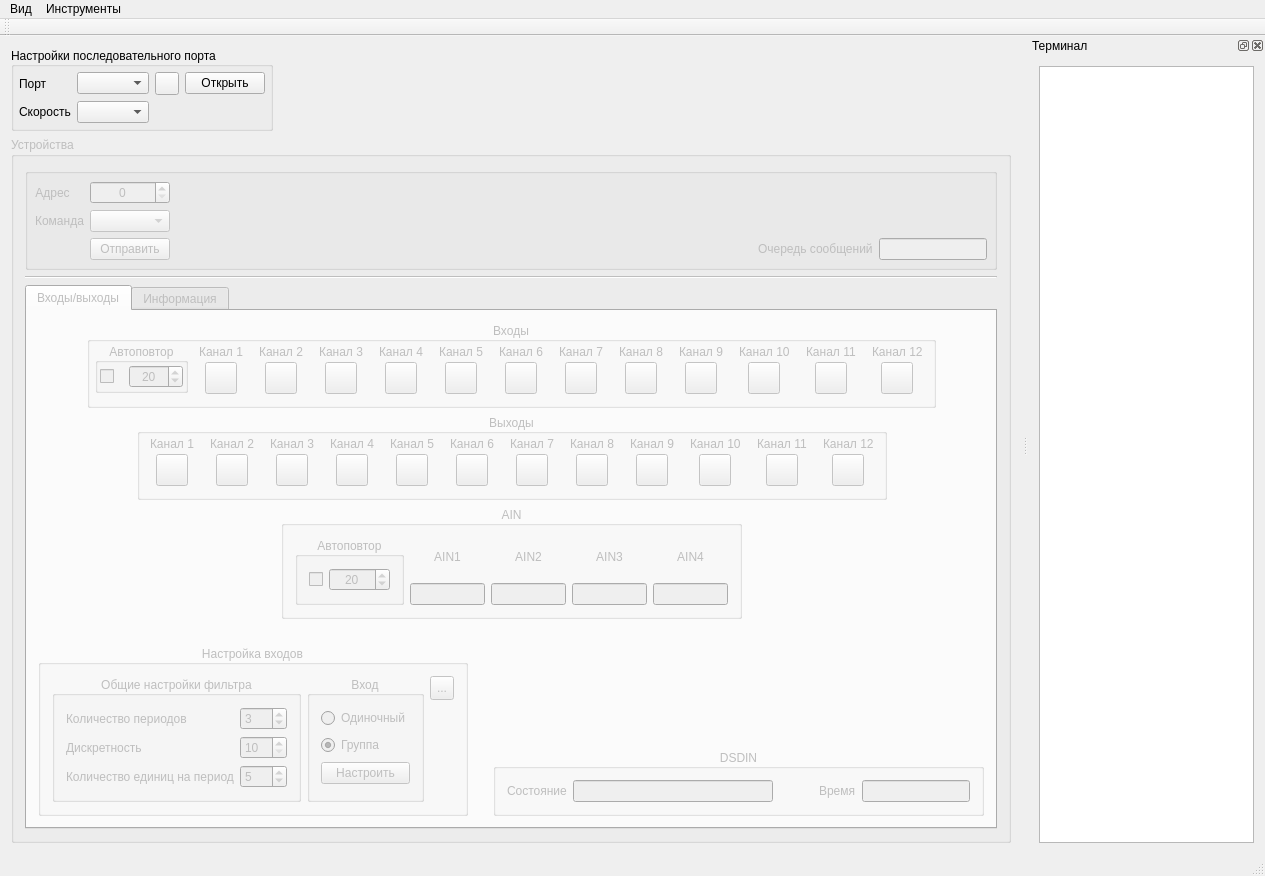
Qt form mainwindow.ui (vlarry/emulator) before a commit.
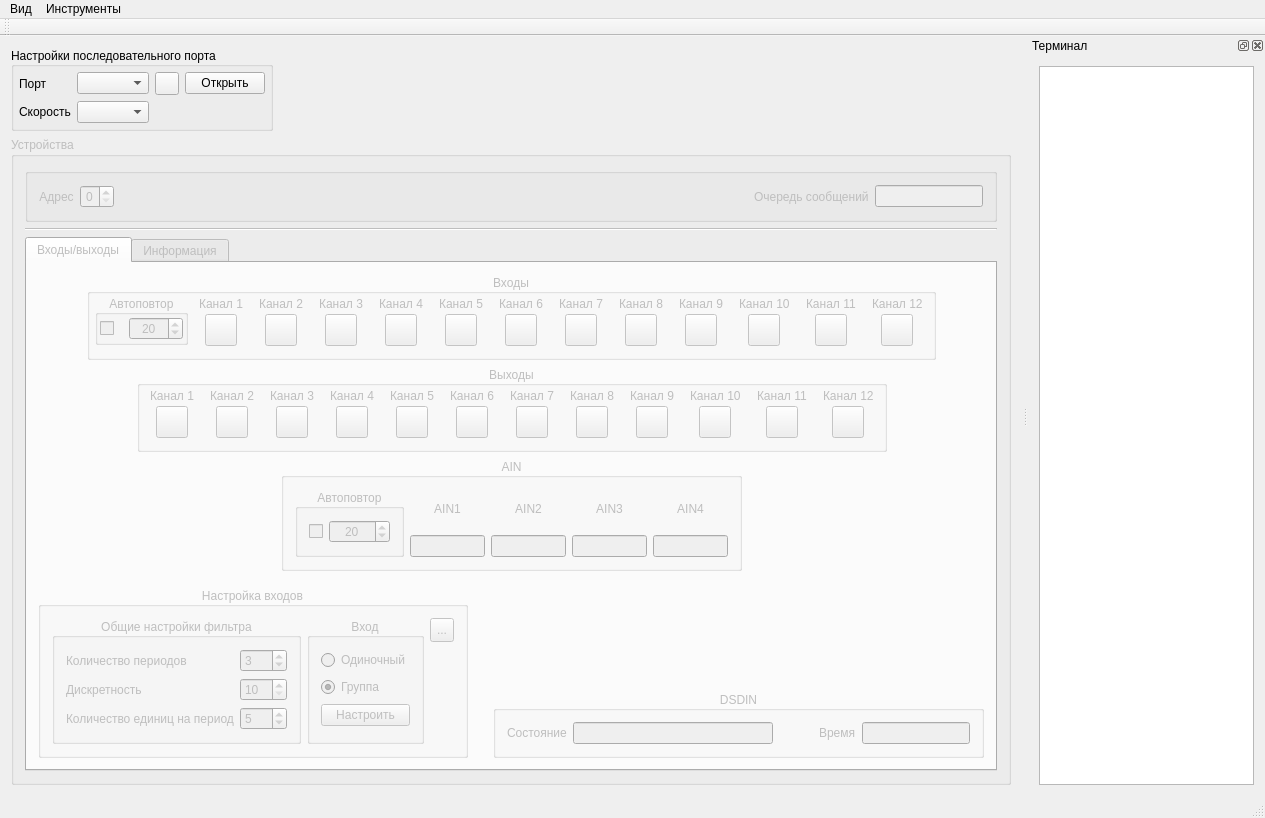
The same form after that commit. Icons and pictures are not drawn. Custom widgets are drawn as their Qt base class.

Commit message: Переработка класса QCmd (убрано наследование от QComboBox - удалено), создание только статических членов класса для получения информации о команде.

Diff of the .ui file:
```diff
--- a/mainwindow.ui
+++ b/mainwindow.ui
@@ -7,7 +7,7 @@
     <x>0</x>
     <y>0</y>
     <width>1265</width>
-    <height>876</height>
+    <height>818</height>
    </rect>
   </property>
   <property name="windowTitle">
@@ -192,65 +192,21 @@
       <property name="title">
        <string>Устройства</string>
       </property>
-      <layout class="QVBoxLayout" name="verticalLayout_38">
-       <item>
-        <widget class="QGroupBox" name="groupBox_4">
-         <property name="sizePolicy">
-          <sizepolicy hsizetype="Expanding" vsizetype="Fixed">
-           <horstretch>0</horstretch>
-           <verstretch>0</verstretch>
-          </sizepolicy>
-         </property>
-         <property name="title">
-          <string/>
-         </property>
-         <layout class="QHBoxLayout" name="horizontalLayout_12">
-          <property name="leftMargin">
-           <number>7</number>
-          </property>
-          <property name="topMargin">
-           <number>7</number>
-          </property>
-          <property name="rightMargin">
-           <number>7</number>
-          </property>
-          <property name="bottomMargin">
-           <number>7</number>
-          </property>
-          <item>
            <layout class="QVBoxLayout" name="verticalLayout_4">
             <item>
-             <layout class="QGridLayout" name="gridLayout">
-              <item row="2" column="1">
-               <widget class="QPushButton" name="pbCmdSend">
-                <property name="toolTip">
-                 <string>Command send</string>
-                </property>
-                <property name="text">
-                 <string>Отправить</string>
-                </property>
-               </widget>
-              </item>
-              <item row="0" column="1">
-               <widget class="QSpinBox" name="sbDeviceAddress">
-                <property name="toolTip">
-                 <string>Device address</string>
-                </property>
-                <property name="alignment">
-                 <set>Qt::AlignCenter</set>
-                </property>
-                <property name="maximum">
-                 <number>3</number>
-                </property>
-               </widget>
-              </item>
-              <item row="1" column="1">
-               <widget class="QCmd" name="cbCmdList">
-                <property name="toolTip">
-                 <string>Command list</string>
-                </property>
-               </widget>
-              </item>
+        <widget class="QGroupBox" name="groupBox_4">
+         <property name="sizePolicy">
+          <sizepolicy hsizetype="Expanding" vsizetype="Fixed">
+           <horstretch>0</horstretch>
+           <verstretch>0</verstretch>
+          </sizepolicy>
+         </property>
+         <property name="title">
+          <string/>
+         </property>
+         <layout class="QHBoxLayout" name="horizontalLayout_10">
+          <item>
+           <layout class="QGridLayout" name="gridLayout_7">
               <item row="0" column="0">
                <widget class="QLabel" name="lblDeviceAddress">
                 <property name="sizePolicy">
@@ -267,30 +223,18 @@
                 </property>
                </widget>
               </item>
-              <item row="1" column="0">
-               <widget class="QLabel" name="lblCommand">
-                <property name="sizePolicy">
-                 <sizepolicy hsizetype="Fixed" vsizetype="Preferred">
-                  <horstretch>0</horstretch>
-                  <verstretch>0</verstretch>
-                 </sizepolicy>
-                </property>
-                <property name="text">
-                 <string>Команда</string>
+            <item row="0" column="1">
+             <widget class="QSpinBox" name="sbDeviceAddress">
+              <property name="toolTip">
+               <string>Device address</string>
                 </property>
                 <property name="alignment">
                  <set>Qt::AlignCenter</set>
                 </property>
-               </widget>
-              </item>
-              <item row="1" column="2">
-               <widget class="QLabel" name="labelCmdDescription">
-                <property name="text">
-                 <string/>
-                </property>
-               </widget>
-              </item>
-             </layout>
+              <property name="maximum">
+               <number>3</number>
+              </property>
+             </widget>
             </item>
            </layout>
           </item>
@@ -308,23 +252,6 @@
            </spacer>
           </item>
           <item>
-           <layout class="QVBoxLayout" name="verticalLayout_32">
-            <item>
-             <spacer name="verticalSpacer_5">
-              <property name="orientation">
-               <enum>Qt::Vertical</enum>
-              </property>
-              <property name="sizeHint" stdset="0">
-               <size>
-                <width>20</width>
-                <height>18</height>
-               </size>
-              </property>
-             </spacer>
-            </item>
-            <item>
-             <layout class="QHBoxLayout" name="horizontalLayout_10">
-              <item>
                <widget class="QLabel" name="label_9">
                 <property name="text">
                  <string>Очередь сообщений</string>
@@ -348,10 +275,6 @@
                </widget>
               </item>
              </layout>
-            </item>
-           </layout>
-          </item>
-         </layout>
         </widget>
        </item>
        <item>
@@ -4589,11 +4512,6 @@
  </widget>
  <layoutdefault spacing="6" margin="11"/>
  <customwidgets>
-  <customwidget>
-   <class>QCmd</class>
-   <extends>QComboBox</extends>
-   <header>qcmd.h</header>
-  </customwidget>
   <customwidget>
    <class>CIODevice</class>
    <extends>QToolButton</extends>
```
Lines whose indentation alone changed are shown as unchanged. The commit also changes 4 other files.
